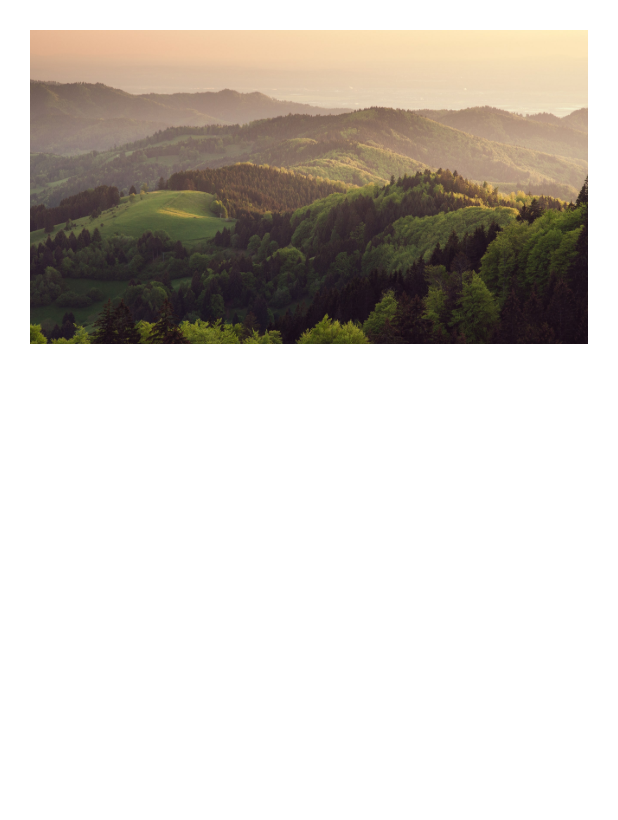
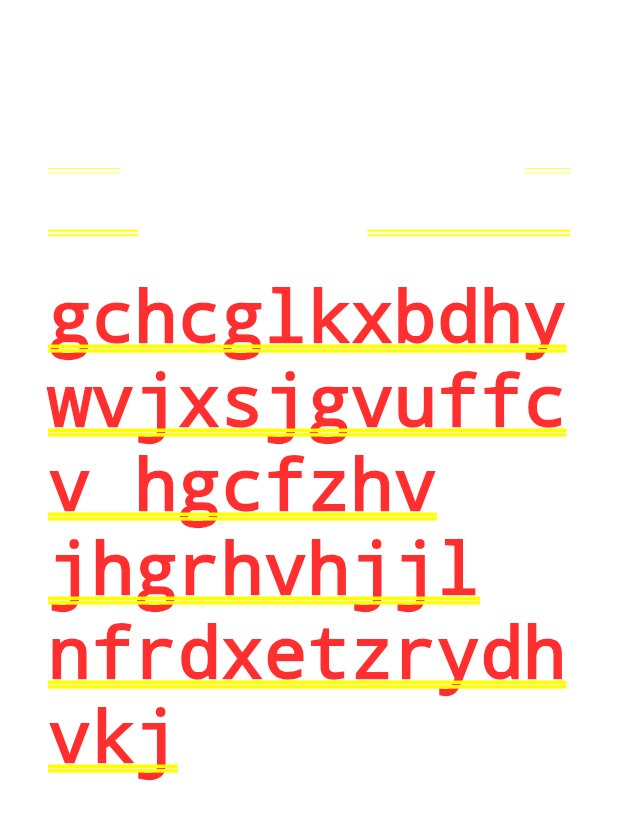
Before and after one commit to damanbehl/carbnb, a Flutter app: the screen it shows after launch, on a phone screen of 412 x 824 dp. Shown: the top 820 px of the screen. Run offline on Flutter 3.47's test engine with Material 2 defaults, Android fonts, the phone set to English and light mode, and no system bars; our stand-ins replace flutter_credit_card.

Commit message:
pubspec fixed

```diff
--- /dev/null
+++ b/lib/productcontent.dart
@@ -0,0 +1,68 @@
+import 'package:flutter/material.dart';
+
+
+class productcontent extends StatelessWidget {
+
+  @override
+  Widget build(BuildContext context) {
+    return Padding(padding: const EdgeInsets.symmetric(horizontal: 32.0),
+      child: Column(
+        children: [
+          const SizedBox(
+            height: 20,
+          ),
+
+          Row(
+            mainAxisSize: MainAxisSize.max,
+            mainAxisAlignment: MainAxisAlignment.spaceBetween,
+            children: const [ Text("starting",
+                style: TextStyle(
+                  color: Colors.white,
+                  fontSize: 10,
+                  fontWeight: FontWeight.w900,
+                ),
+              ),
+
+              Text('65CAD',style: TextStyle(
+            color: Colors.white,
+            fontSize: 10,
+            fontWeight: FontWeight.w900,
+          ),),
+            ],
+          ),
+          SizedBox(
+            height: 15,
+          ),
+          Row(mainAxisSize: MainAxisSize.max,
+            mainAxisAlignment: MainAxisAlignment.spaceBetween,
+            children: [
+              Text('name',style: TextStyle(
+                color: Colors.white,
+                fontSize: 25,
+                fontWeight: FontWeight.w900,
+              ),),
+
+              Text('id number',style: TextStyle(
+                color: Colors.white,
+                fontSize: 25,
+                fontWeight: FontWeight.w900,
+              ),),
+
+            ],
+          ),
+          SizedBox(
+            height: 25,
+          ),
+          Column(
+            children: [
+              Text('gchcglkxbdhywvjxsjgvuffcv hgcfzhv jhgrhvhjjl nfrdxetzrydhvkj'),
+            ],
+          ),
+
+
+
+        ],
+      ),
+    );
+  }
+}
--- /dev/null
+++ b/lib/productdetailtabbar.dart
@@ -0,0 +1,22 @@
+import 'package:flutter/material.dart';
+
+class ProductDetailTabBar extends StatelessWidget {
+  @override
+  Widget build(BuildContext context) {
+    return Container(
+      margin: const EdgeInsets.only(top: 32),
+      padding: const EdgeInsets.symmetric(horizontal: 16),
+      height: 50,
+      child: Row(
+        children: const [
+          Icon(Icons.arrow_back, color: Colors.white),
+          Spacer(),
+          Icon(
+            Icons.search,
+            color: Colors.white,
+          ),
+        ],
+      ),
+    );
+  }
+}
--- a/lib/productviewpage.dart
+++ b/lib/productviewpage.dart
@@ -1,7 +1,9 @@
 import 'package:carbnb/components/uility_ui.dart';
 import 'package:flutter/cupertino.dart';
 import 'package:flutter/material.dart';
+import 'productcontent.dart';
 import 'constant.dart';
+import 'productdetailtabbar.dart';
 
 class productviewpage extends StatefulWidget {
   const productviewpage({Key? key}) : super(key: key);
@@ -13,14 +15,17 @@ class productviewpage extends StatefulWidget {
 class _productviewpageState extends State<productviewpage> {
   @override
   Widget build(BuildContext context) {
-    return Stack(
-      fit: StackFit.expand,
+    return Column(
       children: [
-        Positioned(
-            left: 20,
-            right: 20,
-            top: 20,
-            child: Image.asset("assets/images/BlackForest-Germany-GettyImages-147180370.jpeg"))
+        SingleChildScrollView(
+          child: Column(
+            children: [
+              ProductDetailTabBar(),
+              productcontent(),
+            ],
+          ),
+        ),
+
       ],
     );
   }
```
